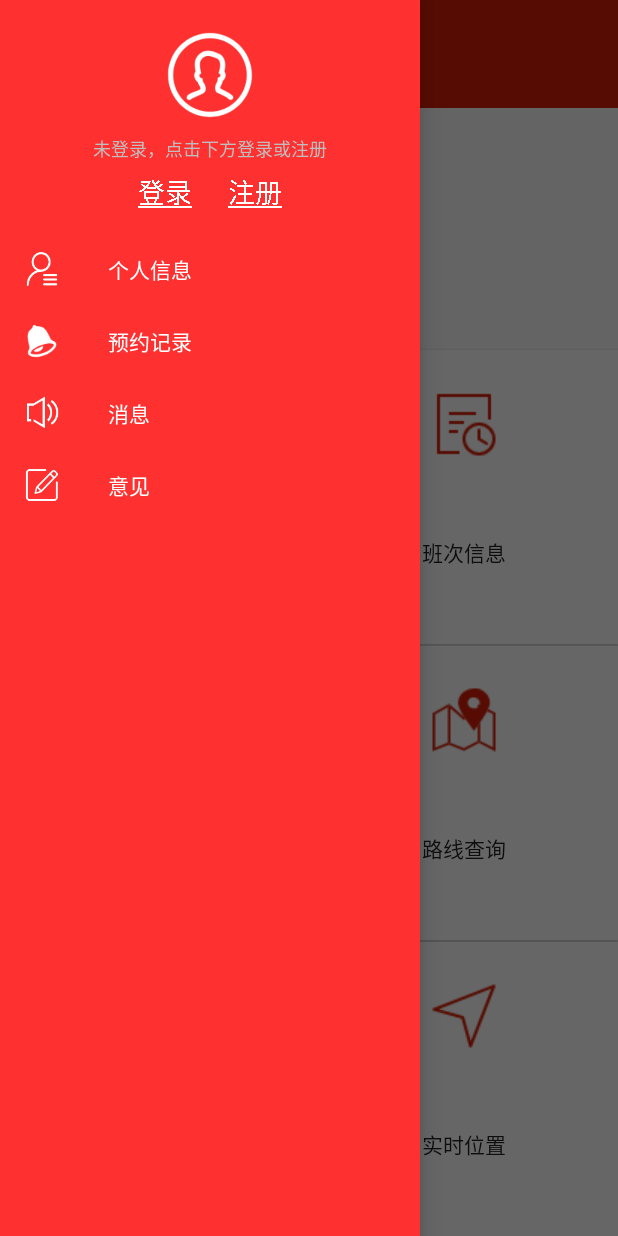
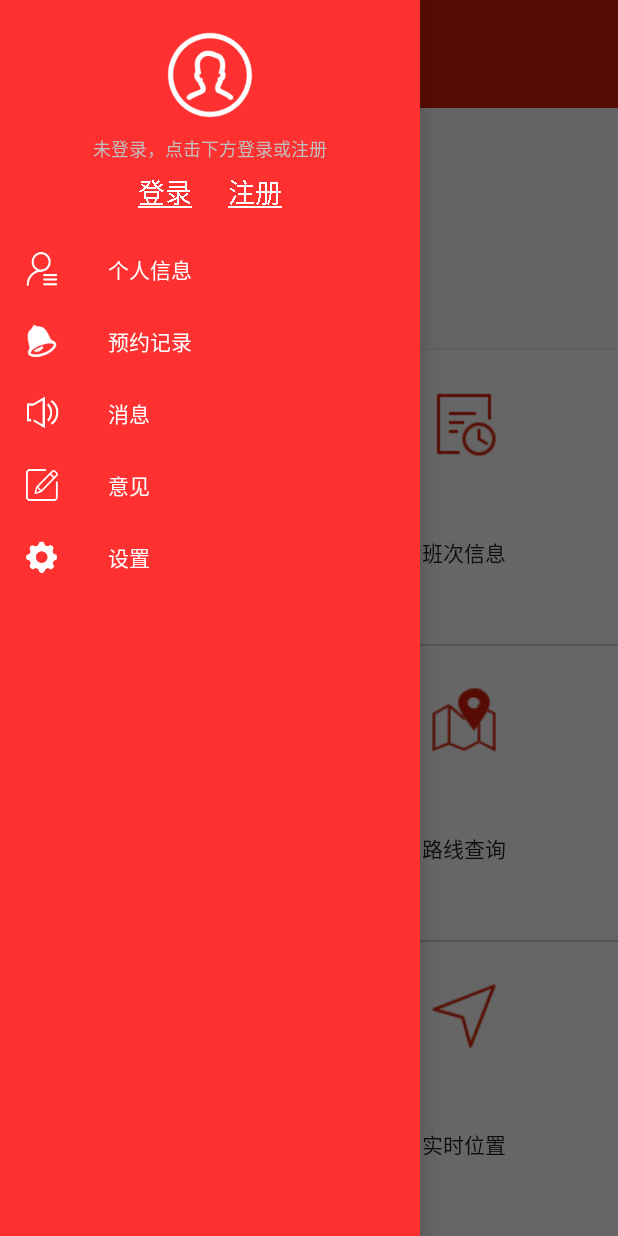
Before and after one commit to SE-Summer-Program/summer-project-mobile, an Android app: the screen it shows after launch (MainActivity), with the side drawer open, on a phone screen of 412 x 824 dp. Run offline under Robolectric (Android 15) with nearby library versions, the phone set to English and light mode, and no system bars; our stand-ins replace EventBus, RxJava; libraries missing offline, so code that uses them is left out: com.mob, com.youth.banner; plain views replace Banner; network calls fail; pictures from the network do not load; 8 statements that could not run were skipped.

Commit message:
消除大量warning

```diff
--- a/app/src/main/java/com/sjtubus/activity/ScheduleActivity.java
+++ b/app/src/main/java/com/sjtubus/activity/ScheduleActivity.java
@@ -43,11 +43,11 @@ public class ScheduleActivity extends BaseActivity {
                 R.color.primary_red,
                 R.color.primary_red};
 
-        //........................
-        line_type = ShiftUtils.getChiType(line_type);
+        String line_name_cn = ShiftUtils.getChiLineName(line_name);
+        String line_type_cn = ShiftUtils.getChiType(line_type);
 
         mCoordinatorTabLayout.setTranslucentStatusBar(this);
-        mCoordinatorTabLayout.setTitle(line_name+"("+line_type+")")
+        mCoordinatorTabLayout.setTitle(line_name_cn+"("+line_type_cn+")")
         .setImageArray(mImageArray, mColorArray)
         .setupWithViewPager(mViewPager);
     }
--- a/app/src/main/java/com/sjtubus/activity/SettingActivity.java
+++ b/app/src/main/java/com/sjtubus/activity/SettingActivity.java
@@ -1,6 +1,7 @@
 package com.sjtubus.activity;
 
 import android.os.Bundle;
+import android.support.v7.widget.Toolbar;
 import android.view.View;
 
 import com.sjtubus.R;
@@ -15,12 +16,12 @@ public class SettingActivity extends BaseActivity implements View.OnClickListene
 
     @Override
     protected int getContentViewId() {
-        return R.layout.activity_main;
+        return R.layout.activity_setting;
     }
 
 
     private void initView(){
-
+        Toolbar toolbar = findViewById(R.id.toolbar_setting);
     }
 
     @Override
--- a/app/src/main/res/layout/activity_setting.xml
+++ b/app/src/main/res/layout/activity_setting.xml
@@ -5,7 +5,7 @@
     xmlns:app="http://schemas.android.com/apk/res-auto">
 
     <android.support.v7.widget.Toolbar
-        android:id="@+id/toolbar"
+        android:id="@+id/toolbar_setting"
         android:paddingTop="@dimen/toolbarPaddingTop"
         android:background="@color/primary_red"
         app:titleTextColor="@color/primary_white"
@@ -17,7 +17,7 @@
             android:layout_gravity="center"
             android:textColor="#ffffff"
             android:textSize="20sp"
-            android:text="@string/title_setting"/>
+            android:text="@string/setting"/>
     </android.support.v7.widget.Toolbar>
 
 </android.support.constraint.ConstraintLayout>
--- a/app/src/main/res/menu/nav_drawer_main.xml
+++ b/app/src/main/res/menu/nav_drawer_main.xml
@@ -17,6 +17,10 @@
             android:id="@+id/navigation_item_idea"
             android:icon="@mipmap/idea"
             android:title="@string/idea" />
+        <item
+            android:id="@+id/navigation_item_setting"
+            android:icon="@mipmap/setting"
+            android:title="@string/setting" />
     </group>
     <!--<item-->
         <!--android:id="@+id/navigation_subheader"-->
--- a/app/src/main/res/values/strings.xml
+++ b/app/src/main/res/values/strings.xml
@@ -56,7 +56,7 @@
     <string name="other_seat">其他特殊要求 :</string>
     <string name="submit_appoint">预约</string>
     <string name="confirm_and_register">确认并注册</string>
-    <string name="title_setting">设置</string>
+    <string name="setting">设置</string>
     <string name="reserve_btn">预约班车</string>
     <string name="record_btn">预约记录</string>
     <string name="position_btn">司机定位</string>
```
Also changed, not shown: app/src/main/java/com/sjtubus/activity/MainActivity.java (+7 -0 lines), app/src/main/res/mipmap-hdpi/setting.png (added).
